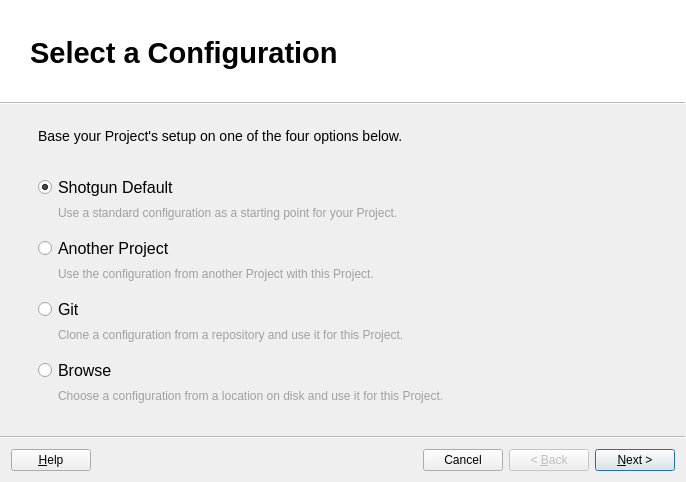
First picture: the form in resources/setup_project.ui, repository shotgunsoftware/tk-framework-adminui, before the edit.
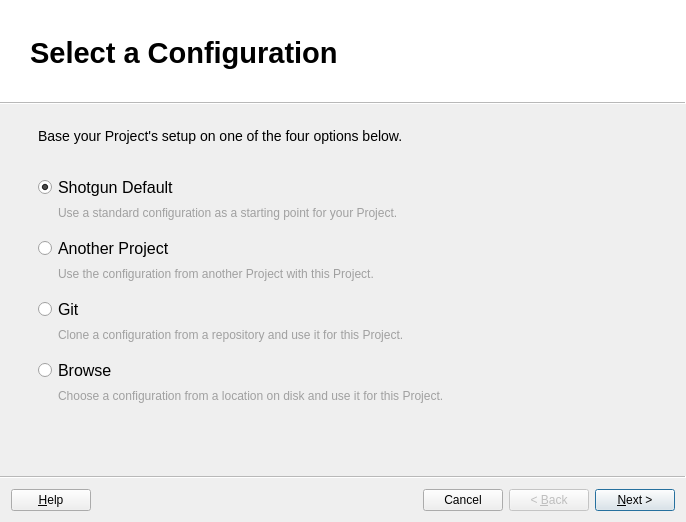
Second picture: the form after the edit. Icons and pictures are not drawn. Custom widgets are drawn as their Qt base class.

```diff
--- a/resources/setup_project.ui
+++ b/resources/setup_project.ui
@@ -7,7 +7,7 @@
     <x>0</x>
     <y>0</y>
     <width>686</width>
-    <height>482</height>
+    <height>522</height>
    </rect>
   </property>
   <property name="windowTitle">
```
Left out of the diff: 2 changed lines with no effect on the pictures.
